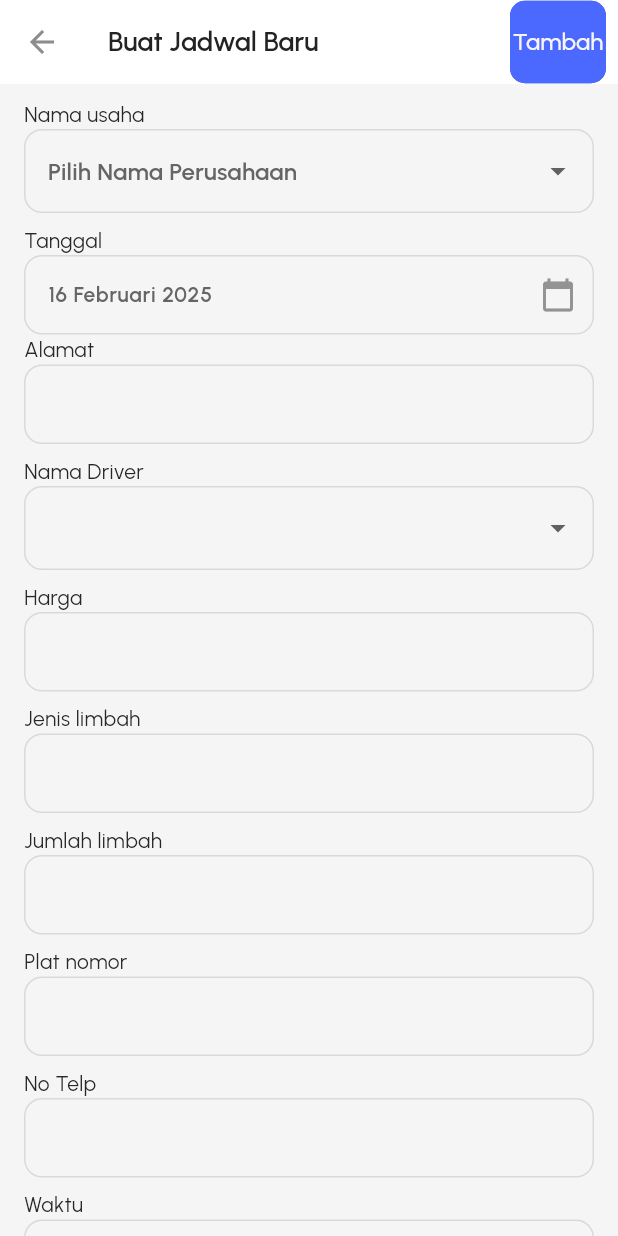
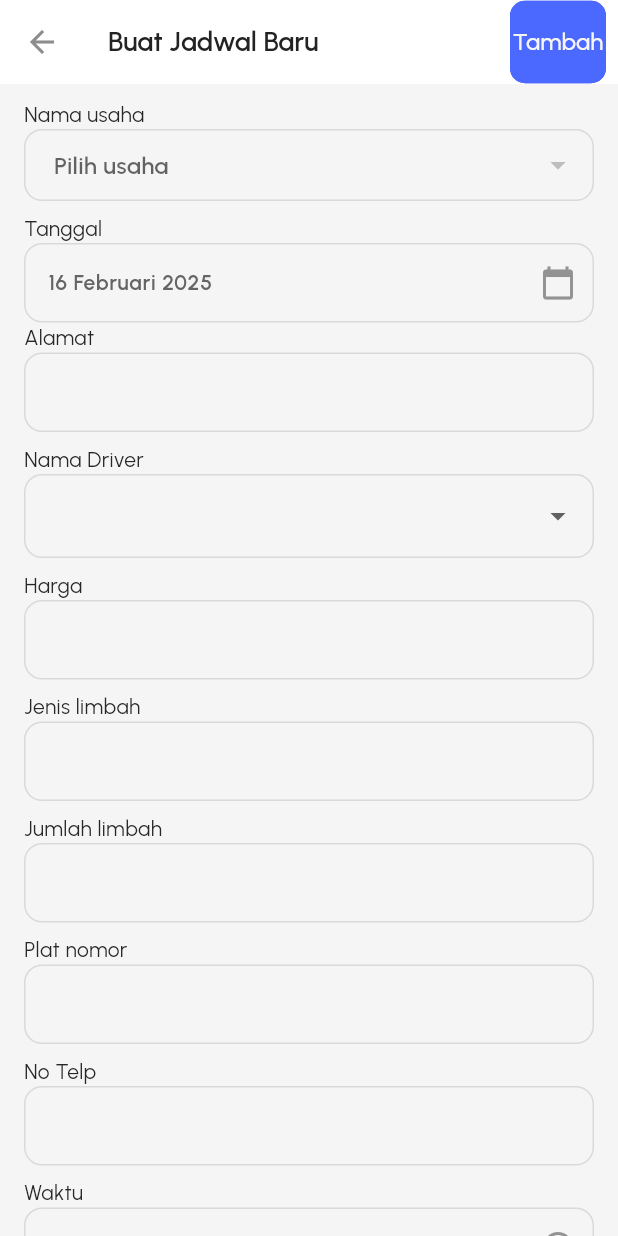
Before and after one commit to DikaHaryadi/penjadwalan, a Flutter app: the CreateJadwal screen opened directly, on a phone screen of 412 x 824 dp. Run offline on Flutter 3.47's test engine with Material 3 defaults, Android fonts, the phone set to English and light mode, and no system bars; our stand-ins replace cached_network_image, cloud_firestore, connectivity_plus, dropdown_button2, firebase_core, firebase_storage and 9 more; missing offline and left inert: syncfusion_flutter_pdfviewer; accounts and stored records are empty; generated files the repository leaves out were written again; project files that could hold a hidden picture were left out.

Commit message:
revisi 16/02/2025

```diff
--- a/lib/models/jadwal_masuk.dart
+++ b/lib/models/jadwal_masuk.dart
@@ -20,6 +20,16 @@ class JadwalMasuk {
     required this.alamat,
     required this.status,
   });
+
+  static JadwalMasuk empty() => JadwalMasuk(
+        namaPerusahaan: '',
+        noTelp: '',
+        jenisLimbah: '',
+        jumlahLimbah: '',
+        harga: '',
+        alamat: '',
+        status: '',
+      );
 
   factory JadwalMasuk.fromSnapshot(QueryDocumentSnapshot document) {
     final data = document.data() as Map<String, dynamic>;
--- a/lib/screens/admin/create_jadwal.dart
+++ b/lib/screens/admin/create_jadwal.dart
@@ -1,3 +1,4 @@
+import 'package:example/models/jadwal_masuk.dart';
 import 'package:flutter/material.dart';
 import 'package:get/get.dart';
 import 'package:intl/intl.dart';
@@ -33,7 +34,8 @@ class CreateJadwal extends StatelessWidget {
         onPopInvokedWithResult: (didPop, result) async {
           if (didPop) return;
 
-          if (controller.waktuC.text.isEmpty &&
+          if (controller.selectedValue.value == null &&
+              controller.waktuC.text.isEmpty &&
               controller.telpC.text.isEmpty &&
               controller.platNomorC.text.isEmpty &&
               controller.jumlahLimbahC.text.isEmpty &&
@@ -85,71 +87,44 @@ class CreateJadwal extends StatelessWidget {
             padding: const EdgeInsets.fromLTRB(16, 10, 16, 0),
             children: [
               Text('Nama usaha'),
-              Obx(() {
-                // Tentukan nilai default yang dipilih
-                String? selectedNamaPerusahaan =
-                    supplierController.userList.isEmpty
-                        ? null
-                        : controller.namaUsahaC.text.isEmpty
-                            ? 'Pilih Nama Perusahaan'
-                            : controller.namaUsahaC.text;
+              Obx(() => DropdownButtonFormField<String>(
+                    decoration: InputDecoration(
+                      border: OutlineInputBorder(
+                        borderRadius: BorderRadius.circular(8),
+                      ),
+                      contentPadding:
+                          EdgeInsets.symmetric(horizontal: 16, vertical: 12),
+                    ),
+                    value: controller.selectedValue.value, // Tidak ada default
+                    hint: Text(
+                        "Pilih usaha"), // Tambahkan hint untuk tampilan awal
+                    items: controller.dropdownItems
+                        .map((item) => DropdownMenuItem<String>(
+                              value: item,
+                              child: Text(item),
+                            ))
+                        .toList(),
+                    onChanged: (newValue) {
+                      if (newValue != null) {
+                        controller.selectedValue.value =
+                            newValue; // Simpan nilai yang dipilih
 
-                // Ambil semua nama perusahaan yang memiliki status '2'
-                final dropdownValues = supplierController.userList
-                    .where((supplier) => supplier.status == '2')
-                    .map((e) => e.namaPerusahaan)
-                    .toList();
+                        // Cari data berdasarkan Nama_Usaha yang dipilih
+                        final selectedData = supplierController.userList
+                            .firstWhere((e) => e.namaPerusahaan == newValue,
+                                orElse: () => JadwalMasuk.empty());
 
-                // Debugging: Cetak daftar perusahaan yang ada
-                print("=== Dropdown Values ===");
-                print(dropdownValues);
-
-                // Pastikan nilai selectedNamaPerusahaan ada di dalam dropdown
-                if (!dropdownValues.contains(selectedNamaPerusahaan)) {
-                  selectedNamaPerusahaan = 'Pilih Nama Perusahaan';
-                }
-
-                print("Selected Nama Perusahaan: $selectedNamaPerusahaan");
-
-                return DropdownButtonFormField<String>(
-                  value: selectedNamaPerusahaan,
-                  items: [
-                    DropdownMenuItem<String>(
-                      value: 'Pilih Nama Perusahaan',
-                      child: Text('Pilih Nama Perusahaan'),
-                    ),
-                    // Tambahkan hanya perusahaan dengan status '2'
-                    ...supplierController.userList
-                        .where((supplier) => supplier.status == '2')
-                        .map((supplier) {
-                      print(
-                          "Menambahkan ke dropdown: ${supplier.namaPerusahaan}");
-                      return DropdownMenuItem(
-                        value: supplier.namaPerusahaan,
-                        child: Text(supplier.namaPerusahaan),
-                      );
-                    }),
-                  ],
-                  onChanged: (value) {
-                    if (value != null && value != 'Pilih Nama Perusahaan') {
-                      // Cari data berdasarkan nama perusahaan yang dipilih
-                      final selectedSupplier = supplierController.userList
-                          .firstWhere((s) => s.namaPerusahaan == value);
-
-                      // Set nilai ke controller
-                      controller.namaUsahaC.text =
-                          selectedSupplier.namaPerusahaan;
-                      controller.alamatC.text = selectedSupplier.alamat;
-                      controller.hargaC.text = selectedSupplier.harga;
-                      controller.jenisLimbahC.text =
-                          selectedSupplier.jenisLimbah;
-                      controller.jumlahLimbahC.text =
-                          selectedSupplier.jumlahLimbah;
-                      controller.telpC.text = selectedSupplier.noTelp;
-                    }
-                  },
-                );
-              }),
+                        controller.namaUsahaC.text =
+                            selectedData.namaPerusahaan;
+                        controller.alamatC.text = selectedData.alamat;
+                        controller.hargaC.text = selectedData.harga;
+                        controller.jenisLimbahC.text = selectedData.jenisLimbah;
+                        controller.jumlahLimbahC.text =
+                            selectedData.jumlahLimbah;
+                        controller.telpC.text = selectedData.noTelp;
+                      }
+                    },
+                  )),
               const SizedBox(height: 8.0),
               Text('Tanggal'),
               Obx(
@@ -212,9 +187,8 @@ class CreateJadwal extends StatelessWidget {
                     ),
                     // Filter userList agar tidak menampilkan nama perusahaan yang sudah ada di Firebase
                     ...masterDriver.userList
-                        .where((supplier) =>
-                            (supplier.statusPengangkutan == '0' ||
-                                supplier.statusPengangkutan == '1'))
+                        .where(
+                            (supplier) => (supplier.statusPengangkutan == '0'))
                         .map((supplier) => DropdownMenuItem(
                               value: supplier.namaDriver,
                               child: Text(supplier.namaDriver),
```
Also changed, not shown: lib/controllers/calendar_controller.dart (+51 -6 lines), lib/models/event_calendar.dart (+56 -1 lines), lib/screens/admin/controllers/buatjadwal_controller.dart (+46 -1 lines), lib/screens/driver/homepage_driver.dart (+68 -46 lines), lib/screens/driver/seluruh_daftar_pengangkutan.dart (added, +194 -0 lines).
